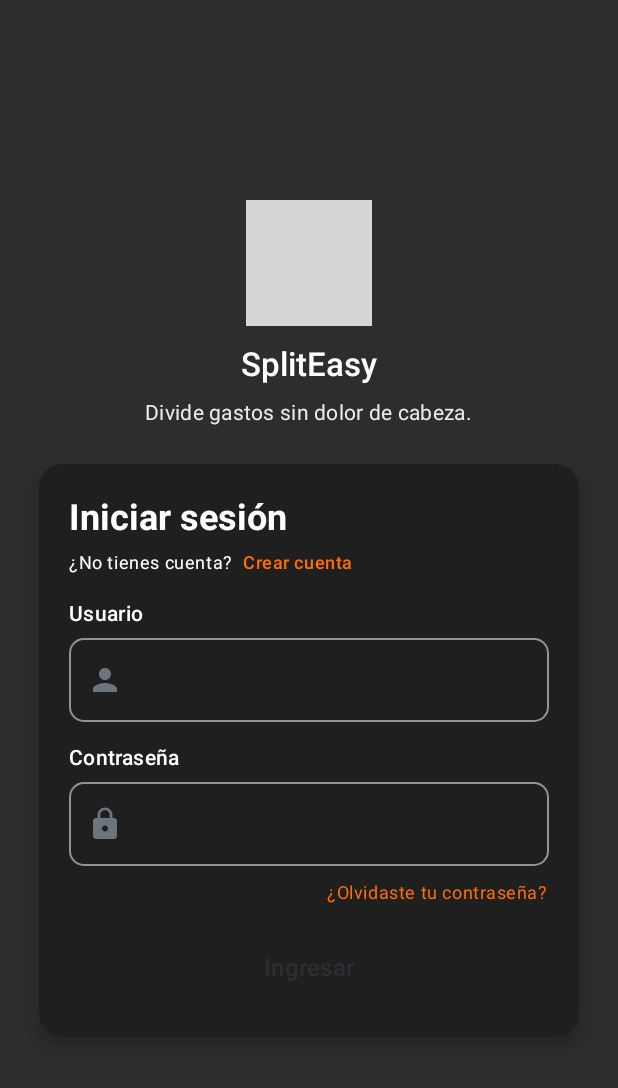
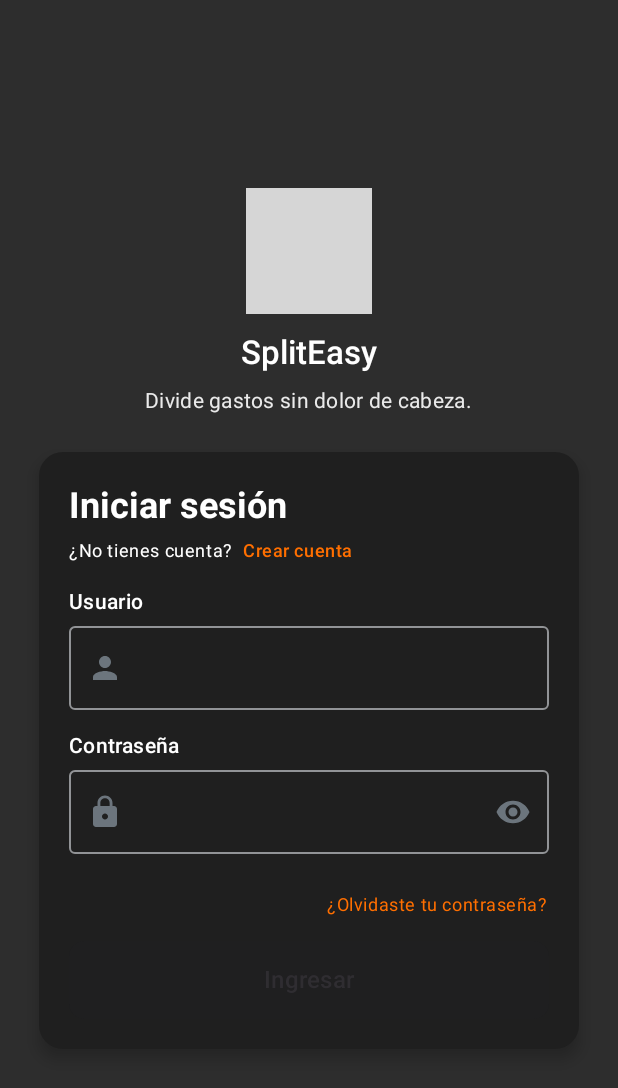
Before and after one commit to ALAYA1803/Front-Mobile-SPLITEASY, an Android app built with Jetpack Compose: the screen it shows after launch (MainActivity), on a phone screen of 412 x 824 dp. Shown: the top 1088 px of the screen. Run offline under Robolectric (Android 15) with nearby library versions, the phone set to English and light mode, and no system bars; our stand-ins replace Dagger/Hilt's generated code; libraries missing offline, so code that uses them is left out: com.google.android.recaptcha; grey boxes are pictures that could not be loaded.

Commit message:
fix:recapcha function

```diff
--- a/app/src/main/AndroidManifest.xml
+++ b/app/src/main/AndroidManifest.xml
@@ -4,7 +4,7 @@
 
     <!-- NUEVO: Permiso de red -->
     <uses-permission android:name="android.permission.INTERNET" />
-
+    <uses-permission android:name="android.permission.ACCESS_NETWORK_STATE"/>
     <application
         android:name=".SplitEasyApp"
         android:allowBackup="true"
--- a/app/src/main/java/com/spliteasy/spliteasy/core/RecaptchaKeys.kt
+++ b/app/src/main/java/com/spliteasy/spliteasy/core/RecaptchaKeys.kt
@@ -1,5 +1,7 @@
 package com.spliteasy.spliteasy.core
 
+import com.spliteasy.spliteasy.BuildConfig
+
 object RecaptchaKeys {
-    const val ANDROID_SITE_KEY = "6LdNpN4rAAAAANVIbclabwmZHpeovB9B71ump3f5"
+    const val ANDROID_SITE_KEY: String = BuildConfig.RECAPTCHA_SITE_KEY
 }
--- a/app/src/main/java/com/spliteasy/spliteasy/core/Routes.kt
+++ b/app/src/main/java/com/spliteasy/spliteasy/core/Routes.kt
@@ -1,4 +1,3 @@
-// core/Routes.kt
 package com.spliteasy.spliteasy.core
 
 object Routes {
--- a/app/src/main/java/com/spliteasy/spliteasy/data/local/TokenDataStore.kt
+++ b/app/src/main/java/com/spliteasy/spliteasy/data/local/TokenDataStore.kt
@@ -4,31 +4,43 @@ import android.content.Context
 import androidx.datastore.preferences.core.edit
 import androidx.datastore.preferences.core.stringPreferencesKey
 import androidx.datastore.preferences.preferencesDataStore
+import dagger.hilt.android.qualifiers.ApplicationContext
+import kotlinx.coroutines.flow.Flow
 import kotlinx.coroutines.flow.first
 import kotlinx.coroutines.flow.map
+import javax.inject.Inject
+import javax.inject.Singleton
 
-private val Context.dataStore by preferencesDataStore(name = "auth")
 
-class TokenDataStore(private val context: Context) {
+private val Context.dataStore by preferencesDataStore(name = "auth_prefs")
+
+@Singleton
+class TokenDataStore @Inject constructor(
+    @ApplicationContext private val context: Context
+) {
+
     private val KEY_ACTIVE_GROUP = stringPreferencesKey("active_group")
-    private val KEY_TOKEN = stringPreferencesKey("access_token")
-    private val KEY_ROLE  = stringPreferencesKey("role")
+    private val KEY_TOKEN        = stringPreferencesKey("access_token")
+    private val KEY_ROLE         = stringPreferencesKey("role")
 
-    val tokenFlow = context.dataStore.data.map { it[KEY_TOKEN] }
-    val roleFlow  = context.dataStore.data.map { it[KEY_ROLE]  }
+    val tokenFlow: Flow<String?> = context.dataStore.data.map { it[KEY_TOKEN] }
+    val roleFlow:  Flow<String?> = context.dataStore.data.map { it[KEY_ROLE]  }
 
     suspend fun saveToken(token: String) {
         context.dataStore.edit { prefs -> prefs[KEY_TOKEN] = token }
     }
+
     suspend fun saveRole(role: String) {
-        context.dataStore.edit { prefs -> prefs[KEY_ROLE]  = role }
+        context.dataStore.edit { prefs -> prefs[KEY_ROLE] = role }
     }
+
     suspend fun save(token: String, role: String) {
         context.dataStore.edit { prefs ->
             prefs[KEY_TOKEN] = token
-            prefs[KEY_ROLE]  = role
+            prefs[KEY_ROLE] = role
         }
     }
+
     suspend fun clear() {
         context.dataStore.edit { it.clear() }
     }
@@ -40,6 +52,7 @@ class TokenDataStore(private val context: Context) {
     suspend fun readActiveGroupId(): Long? =
         context.dataStore.data.first()[KEY_ACTIVE_GROUP]?.toLongOrNull()
 
-    suspend fun readToken(): String? = tokenFlow.first()
-    suspend fun readRole(): String?  = roleFlow.first()
+    suspend fun readToken(): String? = context.dataStore.data.first()[KEY_TOKEN]
+
+    suspend fun readRole(): String? = context.dataStore.data.first()[KEY_ROLE]
 }
--- a/app/src/main/java/com/spliteasy/spliteasy/data/remote/api/AuthService.kt
+++ b/app/src/main/java/com/spliteasy/spliteasy/data/remote/api/AuthService.kt
@@ -1,15 +1,24 @@
 package com.spliteasy.spliteasy.data.remote.api
 
-import com.spliteasy.spliteasy.data.remote.dto.AuthResponse
 import com.spliteasy.spliteasy.data.remote.dto.LoginRequest
+import com.spliteasy.spliteasy.data.remote.dto.SignInResponse
 import com.spliteasy.spliteasy.data.remote.dto.SignUpRequest
 import retrofit2.http.Body
+import retrofit2.http.Header
 import retrofit2.http.POST
 
 interface AuthService {
-    @POST("authentication/sign-in")
-    suspend fun signin(@Body req: LoginRequest): AuthResponse
 
-    @POST("authentication/sign-up")
-    suspend fun signup(@Body req: SignUpRequest): AuthResponse
+    @POST("api/v1/authentication/sign-in")
+    suspend fun signIn(
+        @Body req: LoginRequest,
+        // dejamos el header por compatibilidad, pero puedes pasarlo null
+        @Header("X-Integrity-Token") integrityToken: String? = null
+    ): SignInResponse
+
+    @POST("api/v1/authentication/sign-up")
+    suspend fun signUp(
+        @Body req: SignUpRequest,
+        @Header("X-Integrity-Token") integrityToken: String? = null
+    )
 }
--- a/app/src/main/java/com/spliteasy/spliteasy/data/remote/api/UsersService.kt
+++ b/app/src/main/java/com/spliteasy/spliteasy/data/remote/api/UsersService.kt
@@ -2,9 +2,13 @@ package com.spliteasy.spliteasy.data.remote.api
 
 import com.spliteasy.spliteasy.data.remote.dto.UserDto
 import retrofit2.http.GET
+import retrofit2.http.Header
 import retrofit2.http.Path
 
 interface UsersService {
-    @GET("users/{id}")
-    suspend fun getUserById(@Path("id") id: Long): UserDto
+    @GET("api/v1/users/{id}")
+    suspend fun getUserById(
+        @Path("id") id: Long,
+        @Header("Authorization") bearer: String
+    ): UserDto
 }
--- a/app/src/main/java/com/spliteasy/spliteasy/di/NetworkModule.kt
+++ b/app/src/main/java/com/spliteasy/spliteasy/di/NetworkModule.kt
@@ -1,11 +1,12 @@
 package com.spliteasy.spliteasy.di
 
-import com.spliteasy.spliteasy.data.remote.AuthInterceptor
+import com.spliteasy.spliteasy.BuildConfig
 import com.spliteasy.spliteasy.data.remote.api.AuthService
+import com.spliteasy.spliteasy.data.remote.api.UsersService
+import com.spliteasy.spliteasy.data.remote.api.GroupsService
 import com.spliteasy.spliteasy.data.remote.api.ExpensesService
-import com.spliteasy.spliteasy.data.remote.api.GroupsService
-import com.spliteasy.spliteasy.data.remote.api.UsersService
 import com.squareup.moshi.Moshi
+import com.squareup.moshi.kotlin.reflect.KotlinJsonAdapterFactory
 import dagger.Module
 import dagger.Provides
 import dagger.hilt.InstallIn
@@ -14,6 +15,7 @@ import okhttp3.OkHttpClient
 import okhttp3.logging.HttpLoggingInterceptor
 import retrofit2.Retrofit
 import retrofit2.converter.moshi.MoshiConverterFactory
+import java.util.concurrent.TimeUnit
 import javax.inject.Singleton
 
 @Module
@@ -21,40 +23,47 @@ import javax.inject.Singleton
 object NetworkModule {
 
     @Provides @Singleton
-    fun provideOkHttp(
-        authInterceptor: AuthInterceptor
-    ): OkHttpClient {
-        val log = HttpLoggingInterceptor().apply {
-            level = HttpLoggingInterceptor.Level.BASIC
+    fun provideMoshi(): Moshi =
+        Moshi.Builder()
+            .add(KotlinJsonAdapterFactory())
+            .build()
+
+    @Provides @Singleton
+    fun provideOkHttp(): OkHttpClient {
+        val logging = HttpLoggingInterceptor().apply {
+            level = if (BuildConfig.DEBUG)
+                HttpLoggingInterceptor.Level.BODY
+            else
+                HttpLoggingInterceptor.Level.BASIC
         }
+
         return OkHttpClient.Builder()
-            .addInterceptor(log)
-            .addInterceptor(authInterceptor)
+            .connectTimeout(20, TimeUnit.SECONDS)
+            .readTimeout(60, TimeUnit.SECONDS)
+            .writeTimeout(60, TimeUnit.SECONDS)
+            .callTimeout(60, TimeUnit.SECONDS)
+            .retryOnConnectionFailure(true)
+            .addInterceptor(logging)
             .build()
     }
 
     @Provides @Singleton
-    fun provideMoshi(): Moshi = Moshi.Builder().build()
+    fun provideRetrofit(moshi: Moshi, okHttp: OkHttpClient): Retrofit =
+        Retrofit.Builder()
+            .baseUrl(BuildConfig.BASE_URL) // Asegúrate del import: com.spliteasy.spliteasy.BuildConfig
+            .addConverterFactory(MoshiConverterFactory.create(moshi))
+            .client(okHttp)
+            .build()
 
-    @Provides @Singleton
-    fun provideRetrofit(client: OkHttpClient, moshi: Moshi): Retrofit =
-        Retrofit.Builder()
-            .baseUrl("https://back-spliteasy.onrender.com/api/v1/")
-            .addConverterFactory(MoshiConverterFactory.create(moshi))
-            .client(client)
-            .build()
-    @Provides @Singleton
-    fun provideGroupsService(retrofit: Retrofit): GroupsService =
+    @Provides @Singleton fun provideAuthService(retrofit: Retrofit): AuthService =
+        retrofit.create(AuthService::class.java)
+
+    @Provides @Singleton fun provideUsersService(retrofit: Retrofit): UsersService =
+        retrofit.create(UsersService::class.java)
+
+    @Provides @Singleton fun provideGroupsService(retrofit: Retrofit): GroupsService =
         retrofit.create(GroupsService::class.java)
 
-    @Provides @Singleton
-    fun provideExpensesService(retrofit: Retrofit): ExpensesService =
+    @Provides @Singleton fun provideExpensesService(retrofit: Retrofit): ExpensesService =
         retrofit.create(ExpensesService::class.java)
-    @Provides @Singleton
-    fun provideAuthService(retrofit: Retrofit): AuthService =
-        retrofit.create(AuthService::class.java)
-
-    @Provides @Singleton
-    fun provideUsersService(retrofit: Retrofit): UsersService =
-        retrofit.create(UsersService::class.java)
 }
--- a/app/src/main/java/com/spliteasy/spliteasy/ui/auth/LoginScreen.kt
+++ b/app/src/main/java/com/spliteasy/spliteasy/ui/auth/LoginScreen.kt
@@ -1,6 +1,9 @@
 package com.spliteasy.spliteasy.ui.auth
 
 import android.widget.Toast
+import androidx.compose.animation.AnimatedVisibility
+import androidx.compose.animation.fadeIn
+import androidx.compose.animation.fadeOut
 import androidx.compose.foundation.Image
 import androidx.compose.foundation.background
 import androidx.compose.foundation.clickable
@@ -9,16 +12,9 @@ import androidx.compose.foundation.shape.RoundedCornerShape
 import androidx.compose.material.icons.Icons
 import androidx.compose.material.icons.filled.Lock
 import androidx.compose.material.icons.filled.Person
-import androidx.compose.material3.Button
-import androidx.compose.material3.ButtonDefaults
-import androidx.compose.material3.Card
-import androidx.compose.material3.CardDefaults
-import androidx.compose.material3.Icon
-import androidx.compose.material3.MaterialTheme
-import androidx.compose.material3.OutlinedTextField
-import androidx.compose.material3.OutlinedTextFieldDefaults
-import androidx.compose.material3.Text
+import androidx.compose.material3.*
 import androidx.compose.runtime.*
+import androidx.compose.runtime.rememberCoroutineScope
 import androidx.compose.ui.Alignment
 import androidx.compose.ui.Modifier
 import androidx.compose.ui.graphics.Color
@@ -29,12 +25,15 @@ import androidx.compose.ui.text.input.PasswordVisualTransformation
 import androidx.compose.ui.unit.dp
 import androidx.hilt.navigation.compose.hiltViewModel
 import com.spliteasy.spliteasy.R
-import com.spliteasy.spliteasy.ui.theme.BrandPrimary
-import com.spliteasy.spliteasy.ui.theme.BrandSecondary
-import com.spliteasy.spliteasy.ui.theme.BorderColor
-import com.spliteasy.spliteasy.ui.theme.FormColumnBg
-import com.spliteasy.spliteasy.ui.theme.TextMuted
+import com.spliteasy.spliteasy.ui.theme.*
 import kotlinx.coroutines.launch
+import androidx.compose.material.icons.filled.Visibility
+import androidx.compose.material.icons.filled.VisibilityOff
+import androidx.compose.ui.text.input.VisualTransformation
+import androidx.compose.foundation.text.KeyboardActions
+import androidx.compose.foundation.text.KeyboardOptions
+import androidx.compose.ui.text.input.ImeAction
+import androidx.compose.ui.text.input.KeyboardType
 
 @Composable
 fun LoginScreen(
@@ -44,12 +43,24 @@ fun LoginScreen(
 ) {
     var username by remember { mutableStateOf("") }
     var password by remember { mutableStateOf("") }
+    var showPassword by remember { mutableStateOf(false) }
     val ctx = LocalContext.current
     val scope = rememberCoroutineScope()
+    val snackbarHostState = remember { SnackbarHostState() }
 
+    LaunchedEffect(vm.error) {
+        vm.error?.let { msg ->
+            snackbarHostState.showSnackbar(message = msg, withDismissAction = true)
+        }
+    }
+
+    Scaffold(
+        snackbarHost = { SnackbarHost(hostState = snackbarHostState) }
+    ) { inner ->
         Box(
             modifier = Modifier
                 .fillMaxSize()
+                .padding(inner)
                 .background(FormColumnBg)
                 .padding(horizontal = 20.dp, vertical = 24.dp)
         ) {
@@ -115,14 +126,13 @@ fun LoginScreen(
                                     color = BrandSecondary,
                                     fontWeight = FontWeight.Medium
                                 ),
-                            modifier = Modifier.clickable {
-                                onNavigateToRegister()
-                            }
+                                modifier = Modifier.clickable { onNavigateToRegister() }
                             )
                         }
 
                         Spacer(Modifier.height(16.dp))
 
+                        // === Usuario ===
                         Text(
                             "Usuario",
                             color = Color.White,
@@ -133,17 +143,10 @@ fun LoginScreen(
                             value = username,
                             onValueChange = { username = it },
                             singleLine = true,
-                        leadingIcon = {
-                            Icon(
-                                imageVector = Icons.Filled.Person,
-                                contentDescription = null,
-                                tint = TextMuted
-                            )
-                        },
-                        shape = RoundedCornerShape(10.dp),
-                        modifier = Modifier
-                            .fillMaxWidth()
-                            .height(56.dp),
+                            leadingIcon = { Icon(Icons.Filled.Person, contentDescription = null, tint = TextMuted) },
+                            // ❌ Quita .height(56.dp)
+                            modifier = Modifier.fillMaxWidth(),
+                            textStyle = MaterialTheme.typography.bodyLarge, // para que ambos se vean iguales
                             colors = OutlinedTextFieldDefaults.colors(
                                 focusedTextColor = Color.White,
                                 unfocusedTextColor = Color.White,
@@ -161,6 +164,7 @@ fun LoginScreen(
 
                         Spacer(Modifier.height(14.dp))
 
+// === Contraseña ===
                         Text(
                             "Contraseña",
                             color = Color.White,
@@ -171,18 +175,27 @@ fun LoginScreen(
                             value = password,
                             onValueChange = { password = it },
                             singleLine = true,
-                        leadingIcon = {
-                            Icon(
-                                imageVector = Icons.Filled.Lock,
-                                contentDescription = null,
-                                tint = TextMuted
-                            )
+                            leadingIcon = { Icon(Icons.Filled.Lock, contentDescription = null, tint = TextMuted) },
+
+                            // 👁️ Mostrar/ocultar contraseña
+                            trailingIcon = {
+                                IconButton(onClick = { showPassword = !showPassword }) {
+                                    val icon = if (showPassword) Icons.Default.VisibilityOff else Icons.Default.Visibility
+                                    val label = if (showPassword) "Ocultar" else "Mostrar"
+                                    Icon(icon, contentDescription = label, tint = TextMuted)
+                                }
                             },
-                        visualTransformation = PasswordVisualTransformation(),
-                        shape = RoundedCornerShape(10.dp),
-                        modifier = Modifier
-                            .fillMaxWidth()
-                            .height(56.dp),
+                            visualTransformation = if (showPassword) VisualTransformation.None else PasswordVisualTransformation(),
+
+                            // ❌ Quita .height(56.dp) para evitar recortes
+                            modifier = Modifier.fillMaxWidth(),
+                            textStyle = MaterialTheme.typography.bodyLarge,
+                            isError = (vm.error == "Usuario o contraseña incorrectos."),
+                            supportingText = {
+                                if (vm.error == "Usuario o contraseña incorrectos.") {
+                                    Text("Usuario o contraseña incorrectos.", color = MaterialTheme.colorScheme.error)
+                                }
+                            },
                             colors = OutlinedTextFieldDefaults.colors(
                                 focusedTextColor = Color.White,
                                 unfocusedTextColor = Color.White,
@@ -195,8 +208,22 @@ fun LoginScreen(
                                 unfocusedLeadingIconColor = TextMuted,
                                 focusedLabelColor = Color.White,
                                 unfocusedLabelColor = Color.White
+                            ),
+                            keyboardOptions = KeyboardOptions(
+                                keyboardType = if (showPassword) KeyboardType.Text else KeyboardType.Password,
+                                imeAction = ImeAction.Done
+                            ),
+                            keyboardActions = KeyboardActions(
+                                onDone = {
+                                    // mismo click del botón
+                                    vm.clearError()
+                                    scope.launch {
+                                        vm.login(username, password)?.let(onSuccess)
+                                    }
+                                }
                             )
                         )
+
 
                         Spacer(Modifier.height(10.dp))
                         Row(Modifier.fillMaxWidth(), horizontalArrangement = Arrangement.End) {
@@ -208,15 +235,41 @@ fun LoginScreen(
                                 }
                             )
                         }
-
-                    vm.error?.let { msg ->
-                        Spacer(Modifier.height(10.dp))
-                        Text(msg, color = MaterialTheme.colorScheme.error)
+                        AnimatedVisibility(
+                            visible = vm.phase == LoginPhase.CHECKING_RECAPTCHA,
+                            enter = fadeIn(),
+                            exit = fadeOut()
+                        ) {
+                            Surface(
+                                color = Color(0xFF2C2C2C),
+                                shape = RoundedCornerShape(8.dp),
+                                modifier = Modifier
+                                    .fillMaxWidth()
+                                    .padding(top = 12.dp)
+                            ) {
+                                Row(
+                                    modifier = Modifier.padding(12.dp),
+                                    verticalAlignment = Alignment.CenterVertically
+                                ) {
+                                    CircularProgressIndicator(
+                                        modifier = Modifier.size(18.dp),
+                                        strokeWidth = 2.dp,
+                                        color = BrandSecondary
+                                    )
+                                    Spacer(Modifier.width(10.dp))
+                                    Text(
+                                        "Protegido por reCAPTCHA • verificando…",
+                                        color = Color.White
+                                    )
+                                }
+                            }
                         }
 
                         Spacer(Modifier.height(16.dp))
+
                         Button(
                             onClick = {
+                                vm.clearError()
                                 scope.launch {
                                     vm.login(username, password)?.let(onSuccess)
                                 }
@@ -231,8 +284,27 @@ fun LoginScreen(
                                 .fillMaxWidth()
                                 .height(52.dp)
                         ) {
+                            if (vm.loading) {
+                                Row(verticalAlignment = Alignment.CenterVertically) {
+                                    CircularProgressIndicator(
+                                        modifier = Modifier.size(18.dp),
+                                        strokeWidth = 2.dp,
+                                        color = Color.White
+                                    )
+                                    Spacer(Modifier.width(10.dp))
+                                    val label = when (vm.phase) {
+                                        LoginPhase.CHECKING_RECAPTCHA -> "Verificando reCAPTCHA…"
+                                        LoginPhase.SIGNING_IN -> "Comprobando credenciales…"
+                                        else -> "Procesando…"
+                                    }
                                     Text(
-                            text = if (vm.loading) "Ingresando..." else "Ingresar",
+                                        text = label,
+                                        style = MaterialTheme.typography.titleMedium.copy(fontWeight = FontWeight.SemiBold)
+                                    )
+                                }
+                            } else {
+                                Text(
+                                    text = "Ingresar",
                                     style = MaterialTheme.typography.titleMedium.copy(fontWeight = FontWeight.SemiBold)
                                 )
                             }
@@ -241,3 +313,5 @@ fun LoginScreen(
                 }
             }
         }
+    }
+}
--- a/app/src/main/java/com/spliteasy/spliteasy/ui/navigation/AppNav.kt
+++ b/app/src/main/java/com/spliteasy/spliteasy/ui/navigation/AppNav.kt
@@ -20,8 +20,10 @@ fun AppNav(startDestination: String = Routes.LOGIN) {
     ) {
         composable(Routes.LOGIN) {
             LoginScreen(
-                onSuccess = { isOwner ->
-                    nav.navigate(if (isOwner) Routes.REP_HOME else Routes.MEM_HOME) {
+                onSuccess = { isRepresentative ->
+                    nav.navigate(
+                        if (isRepresentative) Routes.REP_HOME else Routes.MEM_HOME
+                    ) {
                         popUpTo(Routes.LOGIN) { inclusive = true }
                     }
                 },
```
Also changed, not shown: app/build.gradle.kts (+32 -3 lines), app/src/main/java/com/spliteasy/spliteasy/core/RecaptchaHelper.kt (+17 -11 lines), app/src/main/java/com/spliteasy/spliteasy/data/remote/api/GroupsService.kt (+5 -2 lines), app/src/main/java/com/spliteasy/spliteasy/data/remote/dto/AuthDtos.kt (+2 -10 lines), app/src/main/java/com/spliteasy/spliteasy/data/remote/dto/UserDto.kt (added, +12 -0 lines), app/src/main/java/com/spliteasy/spliteasy/data/repository/AuthRepositoryImpl.kt (+36 -6 lines), app/src/main/java/com/spliteasy/spliteasy/security/IntegrityTokenProvider.kt (added, +18 -0 lines), app/src/main/java/com/spliteasy/spliteasy/ui/auth/LoginViewModel.kt (+104 -13 lines), app/src/main/java/com/spliteasy/spliteasy/ui/auth/RegisterViewModel.kt (+18 -3 lines), 1 other file. Lines whose indentation alone changed are shown as unchanged.
